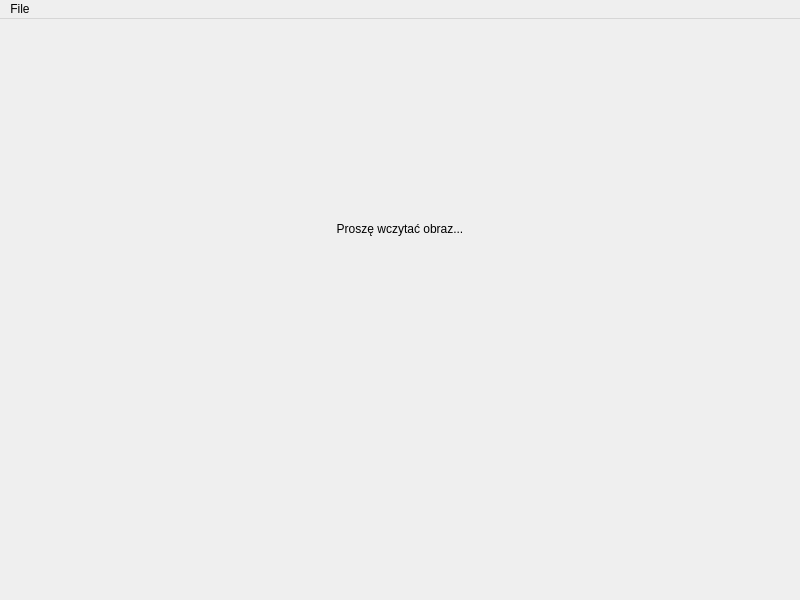
First picture: the form in src/mainwindow.ui, repository arcreane/opencv-project-erasmus-team, before the edit.
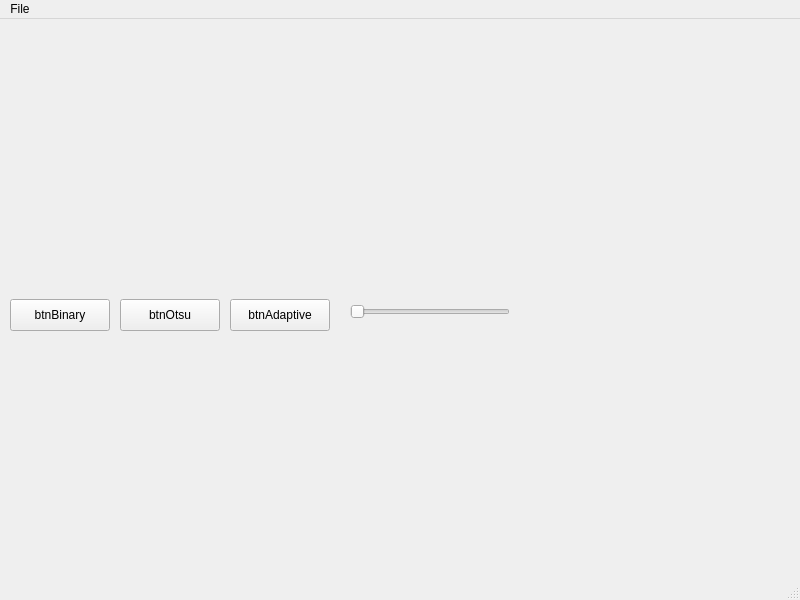
Second picture: the form after the edit.

Commit message: Implement thresholding buttons and interactive slider for real-time preview

Patch:
```diff
--- a/src/mainwindow.ui
+++ b/src/mainwindow.ui
@@ -17,20 +17,70 @@
    <widget class="QLabel" name="imageLabel">
     <property name="geometry">
      <rect>
-      <x>10</x>
+     <x>37</x>
       <y>10</y>
-      <width>780</width>
-      <height>400</height>
+     <width>611</width>
+     <height>261</height>
      </rect>
     </property>
     <property name="text">
-     <string>Proszę wczytać obraz...</string>
-    </property>
-    <property name="alignment">
-     <set>Qt::AlignCenter</set>
-    </property>
-   </widget>
+    <string/>
+   </property>
+  </widget>
+  <widget class="QPushButton" name="btnBinary">
+   <property name="geometry">
+    <rect>
+     <x>10</x>
+     <y>280</y>
+     <width>100</width>
+     <height>32</height>
+    </rect>
+   </property>
+   <property name="text">
+    <string>btnBinary</string>
+   </property>
+  </widget>
+  <widget class="QPushButton" name="btnOtsu">
+   <property name="geometry">
+    <rect>
+     <x>120</x>
+     <y>280</y>
+     <width>100</width>
+     <height>32</height>
+    </rect>
+   </property>
+   <property name="text">
+    <string>btnOtsu</string>
+   </property>
   </widget>
+  <widget class="QPushButton" name="btnAdaptive">
+   <property name="geometry">
+    <rect>
+     <x>230</x>
+     <y>280</y>
+     <width>100</width>
+     <height>32</height>
+    </rect>
+   </property>
+   <property name="text">
+    <string>btnAdaptive</string>
+   </property>
+  </widget>
+  <widget class="QSlider" name="sliderThresh">
+   <property name="geometry">
+    <rect>
+     <x>350</x>
+     <y>280</y>
+     <width>160</width>
+     <height>25</height>
+    </rect>
+   </property>
+   <property name="orientation">
+    <enum>Qt::Orientation::Horizontal</enum>
+   </property>
+  </widget>
+ </widget>
+ <widget class="QStatusBar" name="statusbar"/>
   <widget class="QMenuBar" name="menubar">
    <property name="geometry">
     <rect>
```
Left out of the diff: 4 changed lines with no effect on the pictures. Lines whose indentation alone changed are shown as unchanged. The commit also changes 4 other files.
